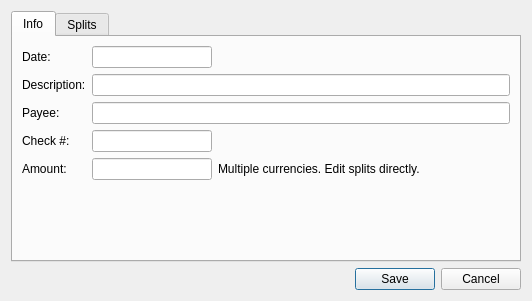
Mouchnino/moneyguru, file qt/ui/transaction_panel.ui: the form before one commit.
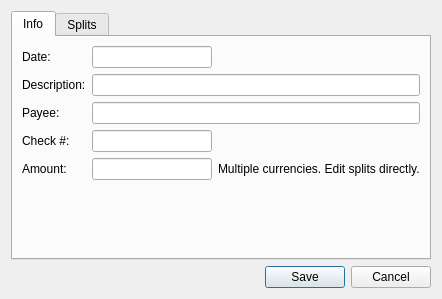
The form after the commit. Icons and pictures are not drawn. Custom widgets are drawn as their Qt base class.

Commit message: [#16] Tweaked Qt UI for Windows.

Diff of the .ui file:
```diff
--- a/qt/ui/transaction_panel.ui
+++ b/qt/ui/transaction_panel.ui
@@ -6,8 +6,8 @@
    <rect>
     <x>0</x>
     <y>0</y>
-    <width>532</width>
-    <height>301</height>
+    <width>414</width>
+    <height>299</height>
    </rect>
   </property>
   <property name="windowTitle">
```
The commit also changes 2 other files.
